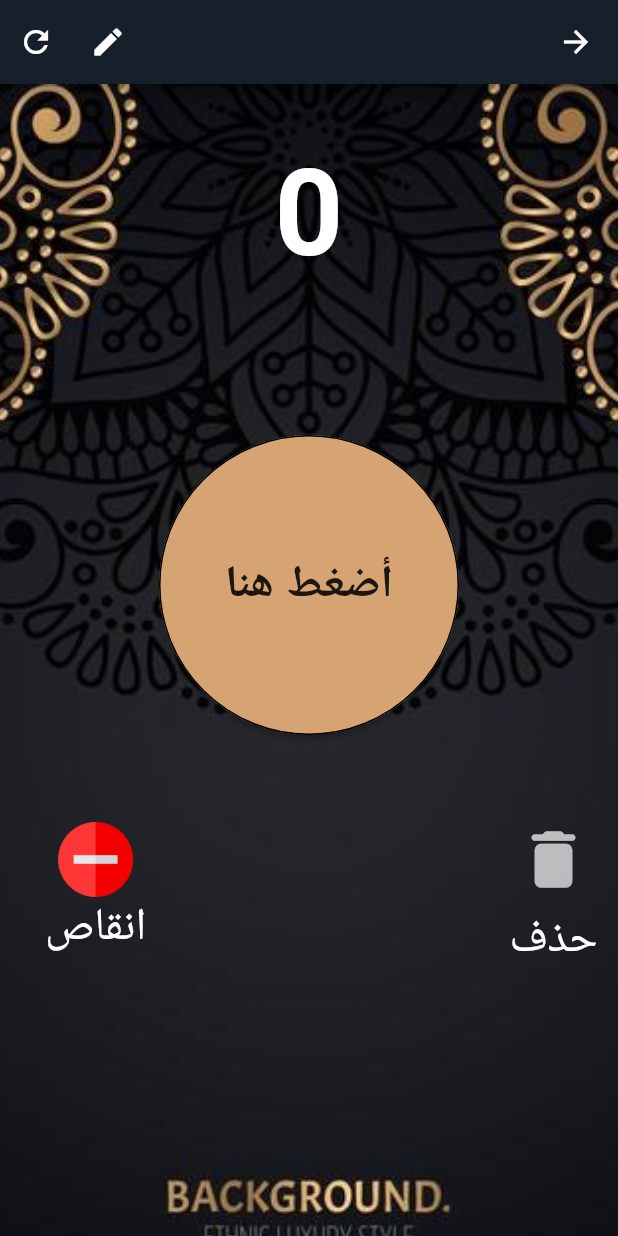
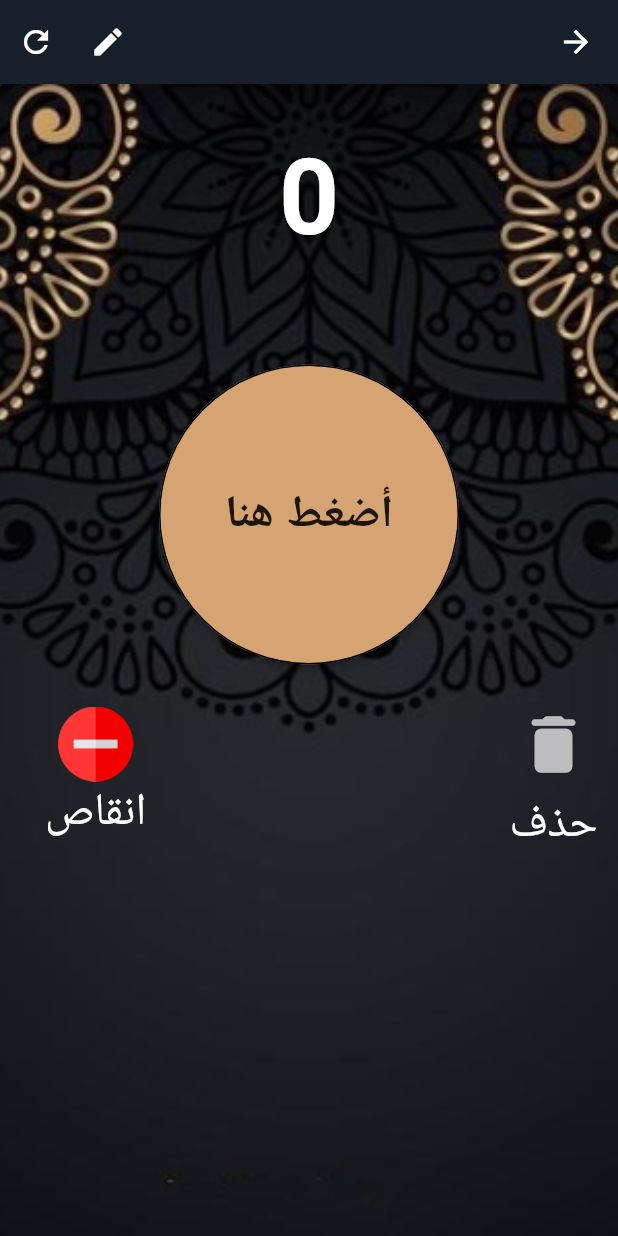
Before and after one commit to MahmoudMabrok/Tasbe7, a Flutter app: the Praise screen opened directly with empty values, on a phone screen of 412 x 824 dp. Run offline on Flutter 3.47's test engine with Material 2 defaults, Android fonts, the phone set to English and light mode, and no system bars; our stand-ins replace confetti, easy_localization, fluttertoast, hexcolor, share, sqflite and 1 more; missing offline and left inert: flutter_beautiful_popup, nice_button; accounts and stored records are empty.

Commit message:
Version 1.1.0+7

```diff
--- a/lib/screens/home.dart
+++ b/lib/screens/home.dart
@@ -162,7 +162,7 @@ class _HomeState extends State<Home> {
             mainAxisAlignment: MainAxisAlignment.center,
             crossAxisAlignment: CrossAxisAlignment.center,
             children: [
-              SizedBox(height: 130,),
+              SizedBox(height: 100,),
               NiceButton(
                   radius: 40,
                   padding: const EdgeInsets.all(15),
--- a/lib/screens/praise.dart
+++ b/lib/screens/praise.dart
@@ -204,12 +204,12 @@ class _PraiseState extends State<Praise> {
           ),
           child: Column(
             children: [
-              SizedBox(height: 40,),
+              SizedBox(height:35,),
               //Max value is = million
               Center(
-                child: Text(widget.value.toString() , style: TextStyle(color: Colors.white , fontSize: 80 , fontWeight: FontWeight.bold),),
+                child: Text(widget.value.toString() , style: TextStyle(color: Colors.white , fontSize: 70 , fontWeight: FontWeight.bold),),
               ),
-              SizedBox(height: 100,),
+              SizedBox(height: 70,),
               Container(
                 width: 200,
                 height: 200,
@@ -229,7 +229,7 @@ class _PraiseState extends State<Praise> {
                   },
                 ),
               ),
-              SizedBox(height: 50,),
+              SizedBox(height: 20,),
               Container(
                 child: Row(
                   mainAxisAlignment: MainAxisAlignment.spaceBetween,
--- a/pubspec.yaml
+++ b/pubspec.yaml
@@ -15,7 +15,7 @@ publish_to: 'none' # Remove this line if you wish to publish to pub.dev
 # In iOS, build-name is used as CFBundleShortVersionString while build-number used as CFBundleVersion.
 # Read more about iOS versioning at
 # https://developer.apple.com/library/archive/documentation/General/Reference/InfoPlistKeyReference/Articles/CoreFoundationKeys.html
-version: 1.1.0+5
+version: 1.1.0+7
 
 environment:
   sdk: ">=2.7.0 <3.0.0"
```
Also changed, not shown: lib/screens/my_praises.dart (+21 -4 lines), assets/image/one.jpeg.
